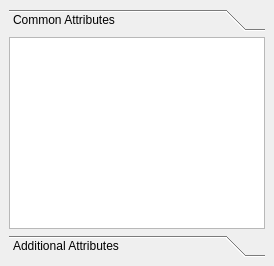
Qt form sibl_gui/components/addons/loaderScriptOptions/ui/Loader_Script_Options.ui (KelSolaar/sIBL_GUI) before a commit.
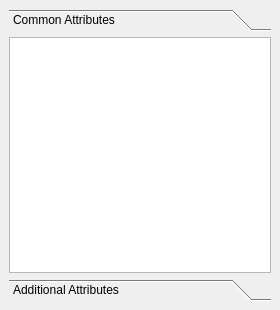
The same form after that commit.

The edit to the form file:
```diff
--- a/sibl_gui/components/addons/loaderScriptOptions/ui/Loader_Script_Options.ui
+++ b/sibl_gui/components/addons/loaderScriptOptions/ui/Loader_Script_Options.ui
@@ -2,6 +2,14 @@
 <ui version="4.0">
  <class>Loader_Script_Options_DockWidget</class>
  <widget class="QDockWidget" name="Loader_Script_Options_DockWidget">
+  <property name="geometry">
+   <rect>
+    <x>0</x>
+    <y>0</y>
+    <width>280</width>
+    <height>310</height>
+   </rect>
+  </property>
   <property name="windowTitle">
    <string>Loader Script Options</string>
   </property>
```
